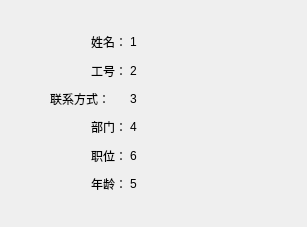
Old version of the form User/queryinfo.ui in the repository hustr/SalaryManage.
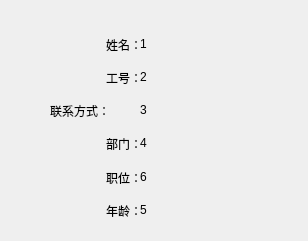
New version of the form.

Diff of the .ui file:
```diff
--- a/User/queryinfo.ui
+++ b/User/queryinfo.ui
@@ -6,8 +6,8 @@
    <rect>
     <x>0</x>
     <y>0</y>
-    <width>307</width>
-    <height>227</height>
+    <width>308</width>
+    <height>241</height>
    </rect>
   </property>
   <property name="sizePolicy">
@@ -19,13 +19,13 @@
   <property name="windowTitle">
    <string>个人信息</string>
   </property>
-  <widget class="QWidget" name="">
+  <widget class="QWidget" name="layoutWidget">
    <property name="geometry">
     <rect>
      <x>50</x>
      <y>31</y>
-     <width>77</width>
-     <height>164</height>
+     <width>92</width>
+     <height>193</height>
     </rect>
    </property>
    <layout class="QVBoxLayout" name="verticalLayout">
@@ -88,13 +88,13 @@
     </item>
    </layout>
   </widget>
-  <widget class="QWidget" name="">
+  <widget class="QWidget" name="layoutWidget">
    <property name="geometry">
     <rect>
-     <x>130</x>
-     <y>31</y>
+     <x>140</x>
+     <y>30</y>
      <width>131</width>
-     <height>164</height>
+     <height>193</height>
     </rect>
    </property>
    <layout class="QVBoxLayout" name="verticalLayout_2">
```
Left out of the diff: 2 changed lines with no effect on the pictures.
